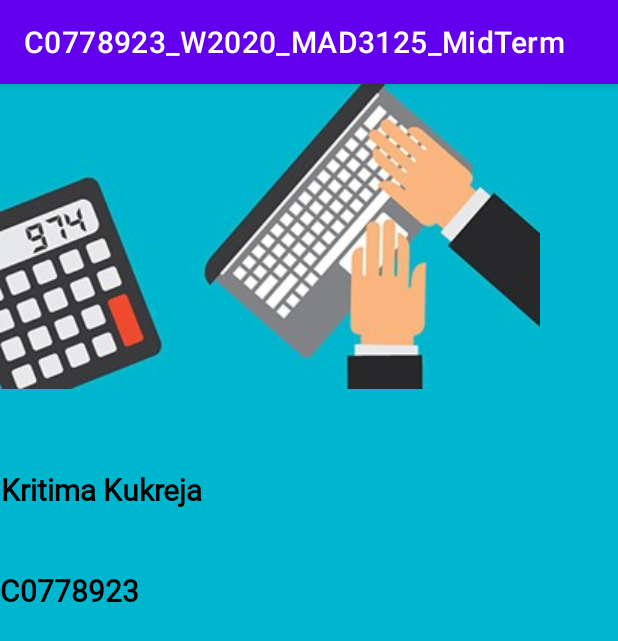
After one commit to Kritima/C0778923_W2020_MAD3125_MidTerm, an Android app: the SplashScreen screen opened directly, with no data from a screen before it, on a phone screen of 412 x 824 dp. The commit adds this screen. Shown: the top 641 px of the screen. Run offline under Robolectric (Android 15) with nearby library versions, the phone set to English and light mode, and no system bars.

Commit message:
[KRITIMA] Styles added in res folder

```diff
--- a/app/src/main/AndroidManifest.xml
+++ b/app/src/main/AndroidManifest.xml
@@ -9,7 +9,8 @@
         android:roundIcon="@mipmap/ic_launcher_round"
         android:supportsRtl="true"
         android:theme="@style/AppTheme">
-        <activity android:name=".ui.DetailsActivity"></activity>
+        <activity android:name=".ui.SplashScreen"></activity>
+        <activity android:name=".ui.DetailsActivity" />
         <activity android:name=".ui.MainActivity">
             <intent-filter>
                 <action android:name="android.intent.action.MAIN" />
--- a/app/src/main/java/com/lambton/c0778923_w2020_mad3125_midterm/ui/DetailsActivity.java
+++ b/app/src/main/java/com/lambton/c0778923_w2020_mad3125_midterm/ui/DetailsActivity.java
@@ -46,8 +46,8 @@ public class DetailsActivity extends AppCompatActivity {
         detailListArrayList.add(new DetailList(c.birthDateKey(),c.getDob()));
         detailListArrayList.add(new DetailList(c.ageKey(),c.getAge()));
         detailListArrayList.add(new DetailList(c.genderKey(),c.getGender()));
-        detailListArrayList.add(new DetailList(c.fedralKey(),String.valueOf(c.getFedralTax())));
-        detailListArrayList.add(new DetailList(c.provinceKey(),String.valueOf(c.getProviceTax())));
+        detailListArrayList.add(new DetailList(c.fedralKey(),Calculator.getFormattedCurrency(c.getFedralTax())));
+        detailListArrayList.add(new DetailList(c.provinceKey(),Calculator.getFormattedCurrency(c.getProviceTax())));
         detailListArrayList.add(new DetailList(c.cppKey(), Calculator.getFormattedCurrency((c.getCPP()))));
         detailListArrayList.add(new DetailList(c.eiKey(), Calculator.getFormattedCurrency((c.getEI()))));
         detailListArrayList.add(new DetailList(c.rrspContributedKey(), Calculator.getFormattedCurrency((c.getRrspContributed()))));
--- /dev/null
+++ b/app/src/main/java/com/lambton/c0778923_w2020_mad3125_midterm/ui/SplashScreen.java
@@ -0,0 +1,16 @@
+package com.lambton.c0778923_w2020_mad3125_midterm.ui;
+
+import androidx.appcompat.app.AppCompatActivity;
+
+import android.os.Bundle;
+
+import com.lambton.c0778923_w2020_mad3125_midterm.R;
+
+public class SplashScreen extends AppCompatActivity {
+
+    @Override
+    protected void onCreate(Bundle savedInstanceState) {
+        super.onCreate(savedInstanceState);
+        setContentView(R.layout.activity_splash_screen);
+    }
+}
--- /dev/null
+++ b/app/src/main/res/layout/activity_splash_screen.xml
@@ -0,0 +1,52 @@
+<?xml version="1.0" encoding="utf-8"?>
+<androidx.constraintlayout.widget.ConstraintLayout xmlns:android="http://schemas.android.com/apk/res/android"
+    xmlns:app="http://schemas.android.com/apk/res-auto"
+    xmlns:tools="http://schemas.android.com/tools"
+    android:layout_width="match_parent"
+    android:layout_height="match_parent"
+    android:background="@color/colorSplash"
+    tools:context=".ui.SplashScreen">
+
+    <ImageView
+        android:id="@+id/imageView"
+        android:layout_width="wrap_content"
+        android:layout_height="wrap_content"
+        android:layout_marginTop="50dp"
+        app:layout_constraintEnd_toEndOf="0"
+        app:layout_constraintStart_toStartOf="0"
+        app:layout_constraintTop_toTopOf="0"
+        app:srcCompat="@drawable/cra" />
+
+    <TextView android:textAppearance="@style/TextAppearance.AppCompat.Medium"
+            android:textSize="20sp"
+            android:textStyle="bold"
+            android:textColor="#000000"
+            android:id="@+id/textView"
+            android:layout_width="wrap_content"
+            android:layout_height="wrap_content"
+            android:layout_marginTop="53dp"
+            android:layout_marginBottom="38dp"
+            android:text="@string/name"
+            android:fontFamily="@font/adamina"
+            android:textAlignment="center"
+            app:layout_constraintBottom_toTopOf="@+id/textView2"
+            app:layout_constraintEnd_toEndOf="0"
+            app:layout_constraintStart_toStartOf="0"
+            app:layout_constraintTop_toBottomOf="@+id/imageView"/>
+        <TextView android:textSize="20sp"
+            android:textStyle="bold"
+            android:textColor="#000000"
+            android:id="@+id/textView2"
+            android:layout_width="wrap_content"
+            android:layout_height="wrap_content"
+            android:layout_marginTop="40dp"
+            android:layout_marginBottom="180dp"
+            android:text="@string/student_id"
+            android:fontFamily="@font/adamina"
+            android:textAlignment="center"
+            app:layout_constraintBottom_toBottomOf="0"
+            app:layout_constraintEnd_toEndOf="0"
+            app:layout_constraintStart_toStartOf="0"
+            app:layout_constraintTop_toBottomOf="@+id/textView"/>
+
+</androidx.constraintlayout.widget.ConstraintLayout>
--- a/app/src/main/res/values/colors.xml
+++ b/app/src/main/res/values/colors.xml
@@ -3,4 +3,5 @@
     <color name="colorPrimary">#6200EE</color>
     <color name="colorPrimaryDark">#3700B3</color>
     <color name="colorAccent">#03DAC5</color>
+    <color name="colorSplash">#00b5ce</color>
 </resources>
--- a/app/src/main/res/values/strings.xml
+++ b/app/src/main/res/values/strings.xml
@@ -1,3 +1,5 @@
 <resources>
     <string name="app_name">C0778923_W2020_MAD3125_MidTerm</string>
+    <string name="name">Kritima Kukreja</string>
+    <string name="student_id">C0778923</string>
 </resources>
--- a/app/src/main/res/values/styles.xml
+++ b/app/src/main/res/values/styles.xml
@@ -8,4 +8,11 @@
         <item name="colorAccent">@color/colorAccent</item>
     </style>
 
+    <style name="TextLabel" parent="Widget.MaterialComponents.TextInputLayout.OutlinedBox">
+        <item name="android:textColorHint">@color/colorSplash</item>
+        <item name="android:textSize">20sp</item>
+        <item name="colorControlNormal">@color/colorSplash</item>
+        <item name="colorControlActivated">@color/colorSplash</item>
+    </style>
+
 </resources>
```
Also changed, not shown: app/src/main/res/drawable-v24/cra.png (added).
